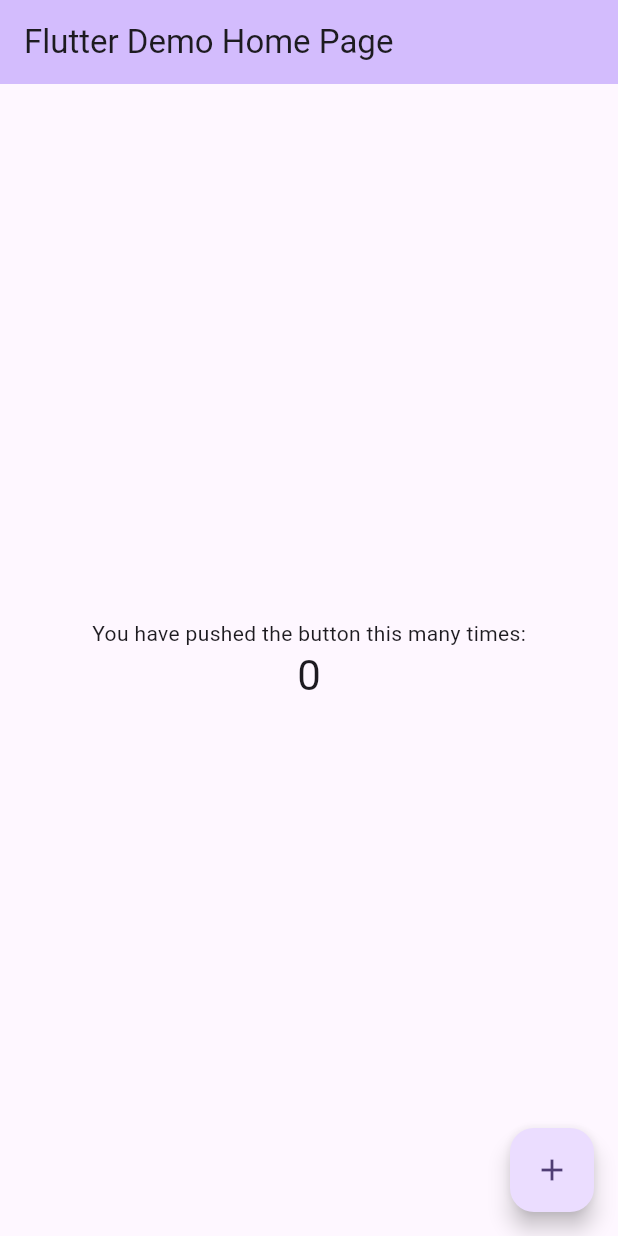
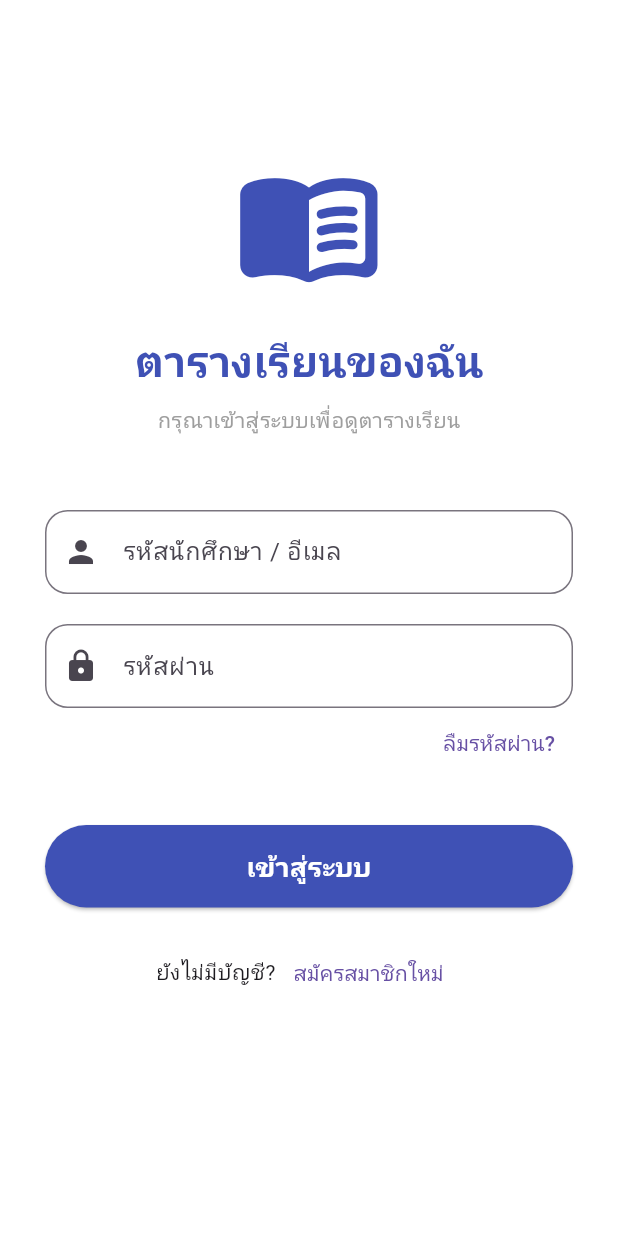
Before and after one commit to thunpisitkrataichun/Flutterprojectfinal, a Flutter app: the screen it shows after launch, on a phone screen of 412 x 824 dp. Run offline on Flutter 3.47's test engine with Material 3 defaults, Android fonts, the phone set to English and light mode, and no system bars.

Commit message:
Login แบบไม่มี Logic

```diff
--- a/finalmobileproject/lib/main.dart
+++ b/finalmobileproject/lib/main.dart
@@ -1,5 +1,5 @@
 import 'package:flutter/material.dart';
-
+import 'widgets/Loginpage.dart';
 void main() {
   runApp(const MyApp());
 }
@@ -7,116 +7,16 @@ void main() {
 class MyApp extends StatelessWidget {
   const MyApp({super.key});
 
-  // This widget is the root of your application.
   @override
   Widget build(BuildContext context) {
     return MaterialApp(
-      title: 'Flutter Demo',
+      debugShowCheckedModeBanner: false,
+      title: 'Class Schedule App',
       theme: ThemeData(
-        // This is the theme of your application.
-        //
-        // TRY THIS: Try running your application with "flutter run". You'll see
-        // the application has a purple toolbar. Then, without quitting the app,
-        // try changing the seedColor in the colorScheme below to Colors.green
-        // and then invoke "hot reload" (save your changes or press the "hot
-        // reload" button in a Flutter-supported IDE, or press "r" if you used
-        // the command line to start the app).
-        //
-        // Notice that the counter didn't reset back to zero; the application
-        // state is not lost during the reload. To reset the state, use hot
-        // restart instead.
-        //
-        // This works for code too, not just values: Most code changes can be
-        // tested with just a hot reload.
-        colorScheme: .fromSeed(seedColor: Colors.deepPurple),
+        primarySwatch: Colors.indigo,
+        useMaterial3: true,
       ),
-      home: const MyHomePage(title: 'Flutter Demo Home Page'),
+      home: const LoginPage(),
     );
   }
 }
-
-class MyHomePage extends StatefulWidget {
-  const MyHomePage({super.key, required this.title});
-
-  // This widget is the home page of your application. It is stateful, meaning
-  // that it has a State object (defined below) that contains fields that affect
-  // how it looks.
-
-  // This class is the configuration for the state. It holds the values (in this
-  // case the title) provided by the parent (in this case the App widget) and
-  // used by the build method of the State. Fields in a Widget subclass are
-  // always marked "final".
-
-  final String title;
-
-  @override
-  State<MyHomePage> createState() => _MyHomePageState();
-}
-
-class _MyHomePageState extends State<MyHomePage> {
-  int _counter = 0;
-
-  void _incrementCounter() {
-    setState(() {
-      // This call to setState tells the Flutter framework that something has
-      // changed in this State, which causes it to rerun the build method below
-      // so that the display can reflect the updated values. If we changed
-      // _counter without calling setState(), then the build method would not be
-      // called again, and so nothing would appear to happen.
-      _counter++;
-    });
-  }
-
-  @override
-  Widget build(BuildContext context) {
-    // This method is rerun every time setState is called, for instance as done
-    // by the _incrementCounter method above.
-    //
-    // The Flutter framework has been optimized to make rerunning build methods
-    // fast, so that you can just rebuild anything that needs updating rather
-    // than having to individually change instances of widgets.
-    return Scaffold(
-      appBar: AppBar(
-        // TRY THIS: Try changing the color here to a specific color (to
-        // Colors.amber, perhaps?) and trigger a hot reload to see the AppBar
-        // change color while the other colors stay the same.
-        backgroundColor: Theme.of(context).colorScheme.inversePrimary,
-        // Here we take the value from the MyHomePage object that was created by
-        // the App.build method, and use it to set our appbar title.
-        title: Text(widget.title),
-      ),
-      body: Center(
-        // Center is a layout widget. It takes a single child and positions it
-        // in the middle of the parent.
-        child: Column(
-          // Column is also a layout widget. It takes a list of children and
-          // arranges them vertically. By default, it sizes itself to fit its
-          // children horizontally, and tries to be as tall as its parent.
-          //
-          // Column has various properties to control how it sizes itself and
-          // how it positions its children. Here we use mainAxisAlignment to
-          // center the children vertically; the main axis here is the vertical
-          // axis because Columns are vertical (the cross axis would be
-          // horizontal).
-          //
-          // TRY THIS: Invoke "debug painting" (choose the "Toggle Debug Paint"
-          // action in the IDE, or press "p" in the console), to see the
-          // wireframe for each widget.
-          mainAxisAlignment: .center,
-          children: [
-            const Text('You have pushed the button this many times:'),
-            Text(
-              '$_counter',
-              style: Theme.of(context).textTheme.headlineMedium,
-            ),
-          ],
-        ),
-      ),
-      floatingActionButton: FloatingActionButton(
-        onPressed: _incrementCounter,
-        tooltip: 'Increment',
-        child: const Icon(Icons.add),
-      ),
-    );
-  }
-}
--- /dev/null
+++ b/finalmobileproject/lib/widgets/Homepage.dart
@@ -0,0 +1,22 @@
+import 'package:flutter/material.dart';
+
+class Homepage extends StatefulWidget {
+  const Homepage({super.key});
+
+  @override
+  State<Homepage> createState() => _HomepageState();
+}
+
+class _HomepageState extends State<Homepage> {
+  @override
+  Widget build(BuildContext context) {
+    return Scaffold(
+      appBar: AppBar(
+        title: const Text("Home Page"),
+      ),
+      body: const Center(
+        child: Text("Hello Homepage"),
+      ),
+    );
+  }
+}
--- /dev/null
+++ b/finalmobileproject/lib/widgets/Loginpage.dart
@@ -0,0 +1,150 @@
+import 'package:flutter/material.dart';
+import 'Homepage.dart';
+class LoginPage extends StatefulWidget {
+  const LoginPage({super.key});
+
+  @override
+  State<LoginPage> createState() => _LoginPageState();
+}
+
+class _LoginPageState extends State<LoginPage> {
+
+  final TextEditingController _studentIdController = TextEditingController();
+  final TextEditingController _passwordController = TextEditingController();
+
+  @override
+  void dispose() {
+    _studentIdController.dispose();
+    _passwordController.dispose();
+    super.dispose();
+  }
+
+  void login() {
+    String id = _studentIdController.text.trim();
+    String password = _passwordController.text.trim();
+
+    if (id.isEmpty || password.isEmpty) {
+      ScaffoldMessenger.of(context).showSnackBar(
+        const SnackBar(content: Text("กรุณากรอกข้อมูลให้ครบ")),
+      );
+      return;
+    }
+
+    Navigator.push(
+      context,
+      MaterialPageRoute(
+        builder: (context) => const Homepage(),
+      ),
+    );
+  }
+
+  @override
+  Widget build(BuildContext context) {
+    return Scaffold(
+      backgroundColor: Colors.white,
+      body: SingleChildScrollView(
+        child: Padding(
+          padding: const EdgeInsets.symmetric(horizontal: 30.0),
+          child: Column(
+            children: [
+              const SizedBox(height: 100),
+
+              const Icon(
+                Icons.menu_book_rounded,
+                size: 100,
+                color: Colors.indigo,
+              ),
+
+              const SizedBox(height: 20),
+
+              const Text(
+                "ตารางเรียนของฉัน",
+                style: TextStyle(
+                  fontSize: 28,
+                  fontWeight: FontWeight.bold,
+                  color: Colors.indigo,
+                ),
+              ),
+
+              const SizedBox(height: 10),
+
+              const Text(
+                "กรุณาเข้าสู่ระบบเพื่อดูตารางเรียน",
+                style: TextStyle(color: Colors.grey),
+              ),
+
+              const SizedBox(height: 50),
+
+              TextField(
+                controller: _studentIdController,
+                decoration: InputDecoration(
+                  prefixIcon: const Icon(Icons.person),
+                  labelText: 'รหัสนักศึกษา / อีเมล',
+                  border: OutlineInputBorder(
+                    borderRadius: BorderRadius.circular(15),
+                  ),
+                ),
+              ),
+
+              const SizedBox(height: 20),
+
+              TextField(
+                controller: _passwordController,
+                obscureText: true,
+                decoration: InputDecoration(
+                  prefixIcon: const Icon(Icons.lock),
+                  labelText: 'รหัสผ่าน',
+                  border: OutlineInputBorder(
+                    borderRadius: BorderRadius.circular(15),
+                  ),
+                ),
+              ),
+
+              Align(
+                alignment: Alignment.centerRight,
+                child: TextButton(
+                  onPressed: () {},
+                  child: const Text("ลืมรหัสผ่าน?"),
+                ),
+              ),
+
+              const SizedBox(height: 30),
+
+              SizedBox(
+                width: double.infinity,
+                height: 55,
+                child: ElevatedButton(
+                  onPressed: login,
+                  style: ElevatedButton.styleFrom(
+                    backgroundColor: Colors.indigo,
+                    foregroundColor: Colors.white,
+                  ),
+                  child: const Text(
+                    "เข้าสู่ระบบ",
+                    style: TextStyle(
+                      fontSize: 18,
+                      fontWeight: FontWeight.bold,
+                    ),
+                  ),
+                ),
+              ),
+
+              const SizedBox(height: 20),
+
+              Row(
+                mainAxisAlignment: MainAxisAlignment.center,
+                children: [
+                  const Text("ยังไม่มีบัญชี?"),
+                  TextButton(
+                    onPressed: () {},
+                    child: const Text("สมัครสมาชิกใหม่"),
+                  ),
+                ],
+              ),
+            ],
+          ),
+        ),
+      ),
+    );
+  }
+}
```
